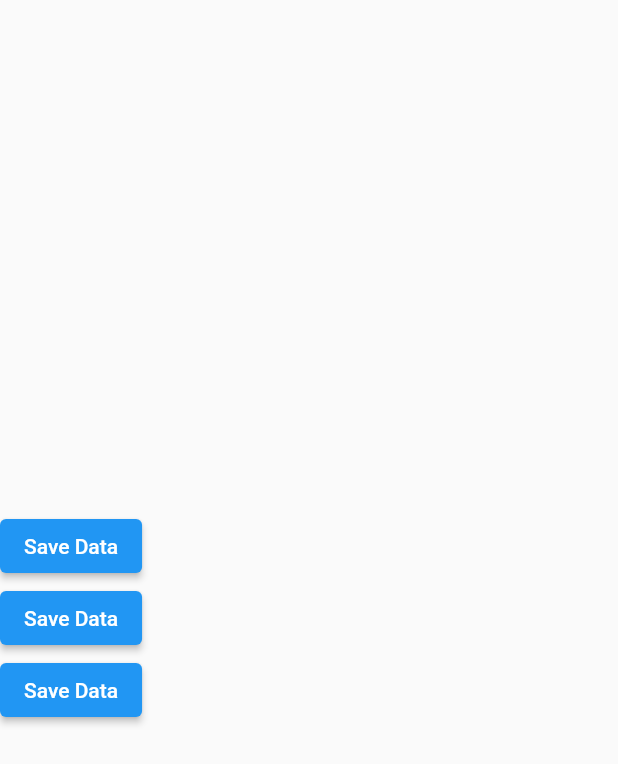
After one commit to thejppablo/vacinaPet, a Flutter app: the MyScreen screen opened directly, after a tap on "Save Data", on a phone screen of 412 x 824 dp. The commit adds this screen. Shown: the top 764 px of the screen. Run offline on Flutter 3.47's test engine with Material 2 defaults, Android fonts, the phone set to English and light mode, and no system bars; our stand-ins replace shared_preferences; missing offline and left inert: easy_mask; accounts and stored records are empty.

Commit message:
novas telas sendo implementadas

```diff
--- /dev/null
+++ b/lib/rascunhos/save_obj_shared.dart
@@ -0,0 +1,53 @@
+import 'dart:convert';
+
+import 'package:flutter/material.dart';
+import 'package:shared_preferences/shared_preferences.dart';
+
+class MyScreen extends StatefulWidget {
+  const MyScreen({Key? key}) : super(key: key);
+
+  @override
+  _MyScreenState createState() => _MyScreenState();
+}
+
+class _MyScreenState extends State<MyScreen> {
+
+  loadData() async{
+    SharedPreferences prefs = await SharedPreferences.getInstance();
+
+  }
+  saveData() async{
+    SharedPreferences prefs = await SharedPreferences.getInstance();
+    final testUser = User(name: "Test User",email: "test@gmail.com",age: 35);
+    String json = jsonEncode(testUser);
+    prefs.setString('keyUser', json);
+  }
+  clearData() async{
+    SharedPreferences prefs = await SharedPreferences.getInstance();
+    prefs.clear();
+  }
+
+
+  @override
+  Widget build(BuildContext context) {
+    return Scaffold(
+      body: Column(
+        mainAxisAlignment: MainAxisAlignment.center,
+        children: [
+          ElevatedButton(onPressed: saveData, child: Text("Save Data")),
+          ElevatedButton(onPressed: saveData, child: Text("Save Data")),
+          ElevatedButton(onPressed: saveData, child: Text("Save Data")),
+        ],
+      ),
+    );
+  }
+}
+
+class User{
+  String name;
+  String email;
+  int age;
+
+  User({required this.name,required this.email,required this.age});
+
+}
--- a/lib/telas/pets/pet_register.dart
+++ b/lib/telas/pets/pet_register.dart
@@ -142,7 +142,7 @@ class _PetRegisterState extends State<PetRegister> {
                     ),
 
                     child: DropdownButtonFormField<String>(
-                      decoration: InputDecoration.collapsed(hintText: ''),
+                      decoration: InputDecoration.collapsed(hintText: 'Sexo do Pet'),
                       value: _sex,
                       iconSize: 36,
                       icon: Icon(Icons.arrow_drop_down,color: Colors.black,),
--- a/lib/telas/vaccination/vacinas.dart
+++ b/lib/telas/vaccination/vacinas_json.dart
@@ -33,7 +33,7 @@ Future<List<Vacinas>> fetchVacinas() async{
   );
   if (response.statusCode == 200){
     print("VACINAS REGISTRADOS: ${response.body}");
-
+    print(compute(parseVacinas, response.body).runtimeType);
     return compute(parseVacinas, response.body);
   }else{
     print("RESPOSTA: ${response.statusCode}");
```
Also changed, not shown: lib/telas/pets/home_page.dart (+33 -28 lines), lib/telas/pets/perfil_pet.dart (+35 -14 lines), lib/telas/pets/pets.dart (+4 -3 lines), lib/telas/vaccination/cartao_de_vacina.dart (added, +95 -0 lines), lib/telas/vaccination/drop_down_vacinas.dart (added, +15 -0 lines), lib/telas/vaccination/register_vaccines.dart (added, +47 -0 lines), lib/telas/vaccination/tela_vacinas.dart (deleted, +0 -18 lines), lib/auto_json/vacinas.g.dart.
